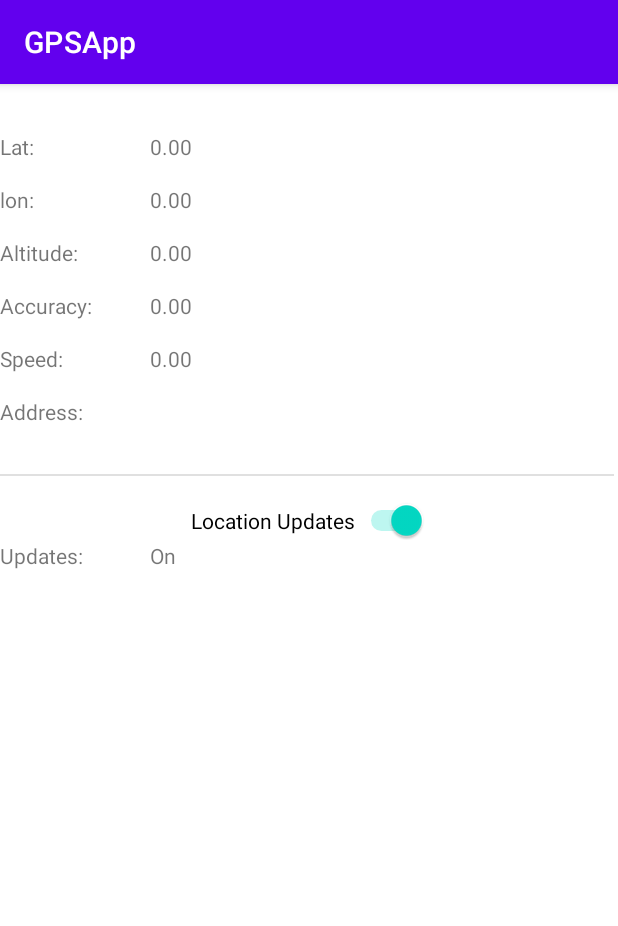
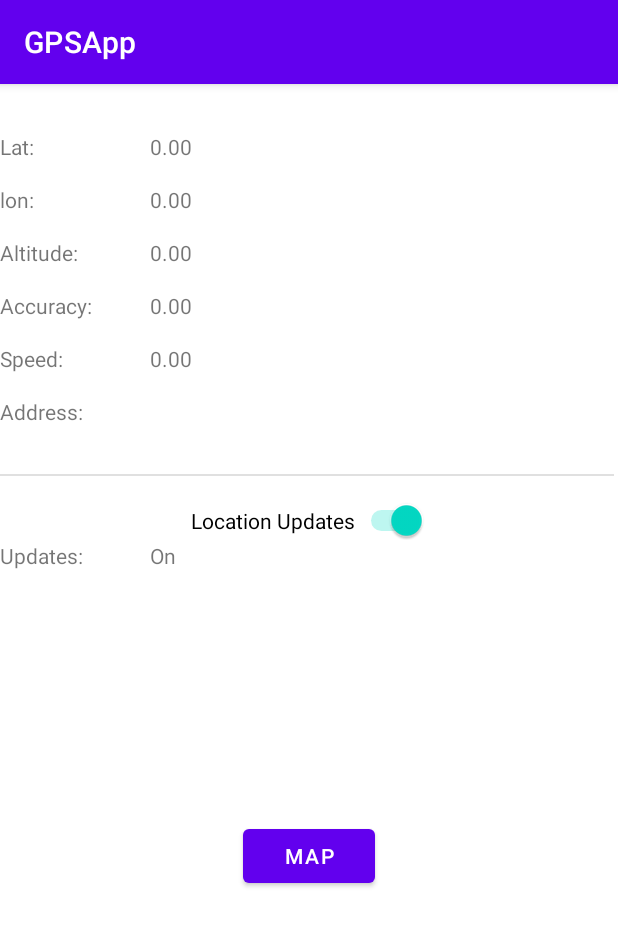
Before and after one commit to TitanMaiden/GPSApp, an Android app: the screen it shows after launch (MainActivity), on a phone screen of 412 x 824 dp. Shown: the top 926 px of the screen. Run offline under Robolectric (Android 15) with nearby library versions, the phone set to English and light mode, and no system bars.

Commit message:
added map

```diff
--- a/app/build.gradle
+++ b/app/build.gradle
@@ -1,5 +1,6 @@
 plugins {
     id 'com.android.application'
+    id 'com.google.android.libraries.mapsplatform.secrets-gradle-plugin'
 }
 
 android {
@@ -25,6 +26,9 @@ android {
         sourceCompatibility JavaVersion.VERSION_1_8
         targetCompatibility JavaVersion.VERSION_1_8
     }
+    buildFeatures {
+        viewBinding true
+    }
 }
 
 dependencies {
@@ -32,6 +36,7 @@ dependencies {
     implementation 'androidx.appcompat:appcompat:1.4.1'
     implementation 'com.google.android.material:material:1.5.0'
     implementation 'androidx.constraintlayout:constraintlayout:2.1.3'
+    implementation 'com.google.android.gms:play-services-maps:18.0.2'
     testImplementation 'junit:junit:4.13.2'
     androidTestImplementation 'androidx.test.ext:junit:1.1.3'
     androidTestImplementation 'androidx.test.espresso:espresso-core:3.4.0'
--- a/app/src/main/res/layout/activity_main.xml
+++ b/app/src/main/res/layout/activity_main.xml
@@ -125,13 +125,18 @@
         android:id="@+id/tv_address"
         android:layout_width="wrap_content"
         android:layout_height="wrap_content"
+        android:layout_marginStart="4dp"
+        android:layout_marginEnd="8dp"
+        app:layout_constrainedWidth="true"
+        app:layout_constraintEnd_toEndOf="parent"
+        app:layout_constraintHorizontal_bias="0.0"
         app:layout_constraintStart_toEndOf="@+id/tv_lbladdress"
         app:layout_constraintTop_toTopOf="@+id/tv_lbladdress" />
 
     <TextView
         android:id="@+id/tv_lbladdress"
-        android:layout_width="100dp"
-        android:layout_height="wrap_content"
+        android:layout_width="56dp"
+        android:layout_height="19dp"
         android:layout_marginTop="16dp"
         android:text="Address:"
         app:layout_constraintStart_toStartOf="parent"
@@ -146,4 +151,14 @@
         app:layout_constraintTop_toBottomOf="@+id/tv_address"
         tools:layout_editor_absoluteX="1dp" />
 
+    <Button
+        android:id="@+id/btn_map"
+        android:layout_width="wrap_content"
+        android:layout_height="wrap_content"
+        android:text="Map"
+        app:layout_constraintBottom_toBottomOf="parent"
+        app:layout_constraintEnd_toEndOf="parent"
+        app:layout_constraintStart_toStartOf="parent"
+        app:layout_constraintTop_toBottomOf="@+id/divider" />
+
 </androidx.constraintlayout.widget.ConstraintLayout>
--- a/app/src/main/res/values/strings.xml
+++ b/app/src/main/res/values/strings.xml
@@ -1,3 +1,4 @@
 <resources>
     <string name="app_name">GPSApp</string>
+    <string name="title_activity_maps">MapsActivity</string>
 </resources>
--- a/build.gradle
+++ b/build.gradle
@@ -2,6 +2,7 @@
 plugins {
     id 'com.android.application' version '7.1.3' apply false
     id 'com.android.library' version '7.1.3' apply false
+    id 'com.google.android.libraries.mapsplatform.secrets-gradle-plugin' version '2.0.0' apply false
 }
 
 task clean(type: Delete) {
```
Also changed, not shown: app/src/main/AndroidManifest.xml (+23 -2 lines), app/src/main/java/com/example/gpsapp/MainActivity.java (+32 -1 lines), app/src/main/java/com/example/gpsapp/MapsActivity.java (added, +48 -0 lines), app/src/main/res/layout/activity_maps.xml (added, +9 -0 lines).
